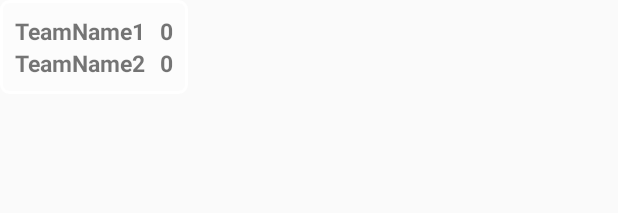
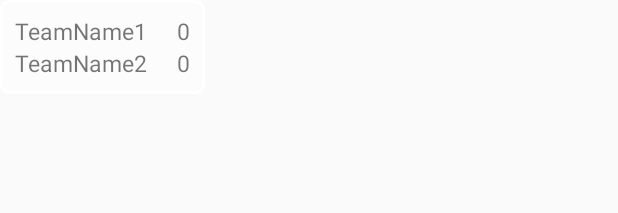
Before and after one commit to drummeric/LaserTag, an Android app: the layout scoreboard.xml on its own in the app's theme, with its tools: preview values and no code run, on a phone screen of 412 x 824 dp. Shown: the top 213 px of the screen. Run offline under Robolectric (Android 15) with nearby library versions, the phone set to English and light mode, and no system bars.

Commit message:
Minor FPS Scoreboard tweaks

```diff
--- a/app/src/main/java/com/taserlag/lasertag/fpsui/Scoreboard.java
+++ b/app/src/main/java/com/taserlag/lasertag/fpsui/Scoreboard.java
@@ -42,10 +42,14 @@ public class Scoreboard{
                     if (!topTeam.getName().equals(Team.getInstance().getName())){
                         botTeam = Team.getInstance().getDBTeam();
                         mTopTeamName.setTypeface(null, Typeface.NORMAL);
+                        mTopScore.setTypeface(null, Typeface.NORMAL);
                         mBotTeamName.setTypeface(null, Typeface.BOLD_ITALIC);
+                        mBotScore.setTypeface(null, Typeface.BOLD_ITALIC);
                     } else {
                         mTopTeamName.setTypeface(null, Typeface.BOLD_ITALIC);
+                        mTopScore.setTypeface(null, Typeface.BOLD_ITALIC);
                         mBotTeamName.setTypeface(null, Typeface.NORMAL);
+                        mBotScore.setTypeface(null, Typeface.NORMAL);
                     }
 
                     mTopTeamName.setText(topTeam.getName());
--- a/app/src/main/res/layout/scoreboard.xml
+++ b/app/src/main/res/layout/scoreboard.xml
@@ -3,28 +3,23 @@
     android:orientation="vertical" android:layout_width="match_parent"
     android:layout_height="match_parent">
 
-    <LinearLayout
-        android:layout_width="125dp"
+    <TableLayout
+        android:layout_width="wrap_content"
         android:layout_height="wrap_content"
         android:background="@drawable/rectangle"
         android:layout_alignParentEnd="true"
         android:layout_alignParentTop="true"
-        android:orientation="vertical"
         android:padding="10dp">
 
-        <RelativeLayout
-            android:layout_width="match_parent"
-            android:layout_height="wrap_content"
-            android:id="@+id/layout_fps_top_team"
-            >
+        <TableRow>
             <TextView
                 android:layout_width="wrap_content"
                 android:layout_height="wrap_content"
                 android:layout_alignParentStart="true"
                 android:id="@+id/text_view_fps_top_name"
                 android:text="TeamName1"
-                android:textStyle="bold"
                 android:textSize="15sp"
+                android:layout_marginEnd="20dp"
                 />
             <TextView
                 android:layout_width="wrap_content"
@@ -32,24 +27,19 @@
                 android:layout_alignParentEnd="true"
                 android:id="@+id/text_view_fps_top_score"
                 android:text="0"
-                android:textStyle="bold"
                 android:textSize="15sp"
                 />
-        </RelativeLayout>
+        </TableRow>
 
-        <RelativeLayout
-            android:layout_width="match_parent"
-            android:layout_height="wrap_content"
-            android:id="@+id/layout_fps_bot_team"
-            >
+        <TableRow>
             <TextView
                 android:layout_width="wrap_content"
                 android:layout_height="wrap_content"
                 android:layout_alignParentStart="true"
                 android:id="@+id/text_view_fps_bot_name"
                 android:text="TeamName2"
-                android:textStyle="bold"
                 android:textSize="15sp"
+                android:layout_marginEnd="20dp"
                 />
             <TextView
                 android:layout_width="wrap_content"
@@ -57,16 +47,15 @@
                 android:layout_alignParentEnd="true"
                 android:id="@+id/text_view_fps_bot_score"
                 android:text="0"
-                android:textStyle="bold"
                 android:textSize="15sp"
                 />
-        </RelativeLayout>
+        </TableRow>
+    </TableLayout>
 
         <android.support.v7.widget.RecyclerView
             android:layout_width="match_parent"
             android:layout_height="wrap_content"
             android:id="@+id/recycler_view_fps_scoreboard"
             android:visibility="gone"/>
-    </LinearLayout>
 
 </LinearLayout>
```
